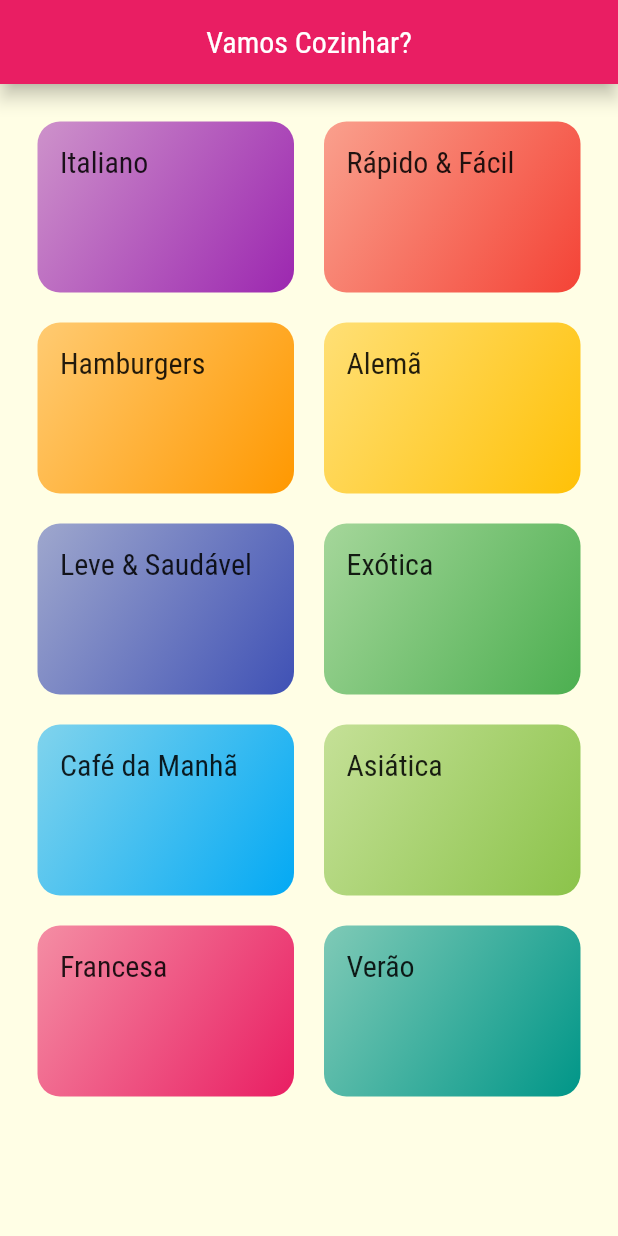
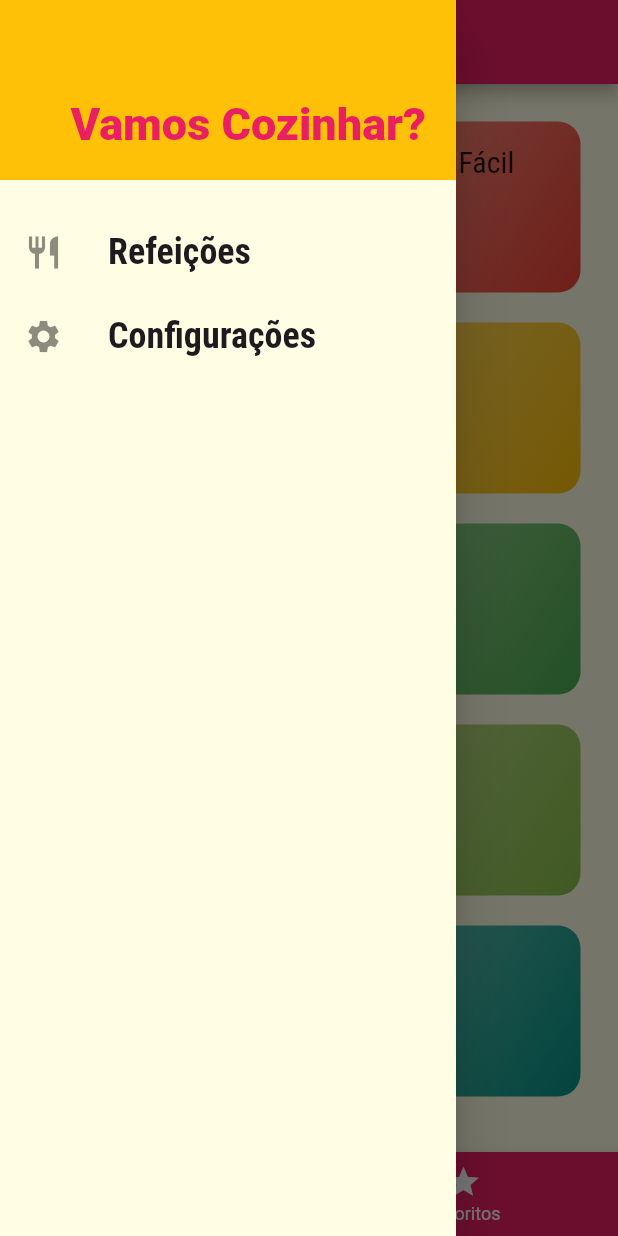
Before and after one commit to franklinrosa/Vamos_Cozinhar, a Flutter app: the screen it shows after launch, with the side drawer open (before the commit the screen has no drawer), on a phone screen of 412 x 824 dp. Run offline on Flutter 3.47's test engine with Material 3 defaults, Android fonts, the phone set to English and light mode, and no system bars.

Commit message:
1 14/05/24

```diff
--- /dev/null
+++ b/lib/components/main_drawer.dart
@@ -0,0 +1,64 @@
+import 'package:flutter/material.dart';
+import 'package:meals/utils/app_routes.dart';
+
+class MainDrawer extends StatelessWidget {
+  const MainDrawer({super.key});
+
+  Widget _createItem(IconData icon, String label, Function() onTap) {
+    return ListTile(
+      leading: Icon(
+        icon,
+        size: 26,
+      ),
+      title: Text(
+        label,
+        style: const TextStyle(
+          fontFamily: 'RobotoCondensed',
+          fontSize: 24,
+          fontWeight: FontWeight.bold,
+        ),
+      ),
+      onTap: onTap,
+    );
+  }
+
+  @override
+  Widget build(BuildContext context) {
+    return Drawer(
+      child: Column(
+        children: [
+          Container(
+            height: 120,
+            width: double.infinity,
+            padding: const EdgeInsets.all(20),
+            color: Theme.of(context).colorScheme.secondary,
+            alignment: Alignment.bottomRight,
+            child: Text(
+              'Vamos Cozinhar?',
+              style: TextStyle(
+                fontWeight: FontWeight.w900,
+                fontSize: 30,
+                color: Theme.of(context).colorScheme.primary,
+              ),
+            ),
+          ),
+          const SizedBox(
+            height: 20,
+          ),
+          _createItem(
+            Icons.restaurant,
+            'Refeições',
+            () => Navigator.of(context).pushReplacementNamed(AppRoutes.HOME),
+          ),
+          _createItem(
+            Icons.settings,
+            'Configurações',
+            () =>
+                Navigator.of(context).pushReplacementNamed(AppRoutes.SETTINGS),
+          ),
+          //_createItem(Icons.restaurant, 'Refeições'),
+        ],
+      ),
+    );
+  }
+}
--- a/lib/main.dart
+++ b/lib/main.dart
@@ -1,21 +1,35 @@
 import 'package:flutter/material.dart';
+import 'package:meals/data/dummy_data.dart';
+import 'package:meals/models/meal.dart';
 import 'package:meals/screens/meal_detail_screen.dart';
+import 'package:meals/screens/settings_screen.dart';
+import 'package:meals/screens/tabs_screen.dart';
 import 'screens/categories_screen.dart';
 import 'screens/categories_meals_screen.dart';
 import 'utils/app_routes.dart';
 
-void main() => runApp(MyApp());
+void main() => runApp(const MyApp());
 
-// ignore: use_key_in_widget_constructors
-class MyApp extends StatelessWidget {
+class MyApp extends StatefulWidget {
+  const MyApp({super.key});
+
+  @override
+  State<MyApp> createState() => _MyAppState();
+}
+
+class _MyAppState extends State<MyApp> {
+  final List<Meal> _availableMeals = dummyMeals;
+
   @override
   Widget build(BuildContext context) {
     return MaterialApp(
       debugShowCheckedModeBanner: false,
       title: 'DeliMeals',
       theme: ThemeData(
-        primarySwatch: Colors.pink,
-        primaryColorLight: Colors.amber,
+        colorScheme: ColorScheme.fromSwatch().copyWith(
+          primary: Colors.pink,
+          secondary: Colors.amber,
+        ),
         useMaterial3: false,
         fontFamily: 'Raleway',
         canvasColor: const Color.fromRGBO(255, 254, 229, 1),
@@ -27,9 +41,11 @@ class MyApp extends StatelessWidget {
       ),
       //home: const CategoriesScreen(),
       routes: {
-        AppRoutes.HOME: (ctx) => const CategoriesScreen(),
-        AppRoutes.CATEGORIES_MEALS: (ctx) => const CategoriesMealsScreen(),
+        AppRoutes.HOME: (ctx) => const TabsScreen(),
+        AppRoutes.CATEGORIES_MEALS: (ctx) =>
+            CategoriesMealsScreen(_availableMeals),
         AppRoutes.MEAL_DETAIL: (ctx) => const MealDetailScreen(),
+        AppRoutes.SETTINGS: (ctx) => const SettingsScreen(),
       },
       onUnknownRoute: (settings) {
         return MaterialPageRoute(
--- a/lib/screens/categories_screen.dart
+++ b/lib/screens/categories_screen.dart
@@ -7,19 +7,7 @@ class CategoriesScreen extends StatelessWidget {
 
   @override
   Widget build(BuildContext context) {
-    return Scaffold(
-      appBar: AppBar(
-        centerTitle: true,
-        //backgroundColor: Color,
-        elevation: 5,
-        title: const Text(
-          'Vamos Cozinhar?',
-          style: TextStyle(
-            color: Colors.white,
-          ),
-        ),
-      ),
-      body: GridView(
+    return GridView(
       padding: const EdgeInsets.all(25),
       gridDelegate: const SliverGridDelegateWithMaxCrossAxisExtent(
         maxCrossAxisExtent: 200,
@@ -32,7 +20,6 @@ class CategoriesScreen extends StatelessWidget {
           category: cat,
         );
       }).toList(),
-      ),
     );
   }
 }
--- /dev/null
+++ b/lib/screens/tabs_screen.dart
@@ -0,0 +1,57 @@
+import 'package:flutter/material.dart';
+import 'package:meals/components/main_drawer.dart';
+import 'categories_screen.dart';
+import 'favorite_screen.dart';
+
+class TabsScreen extends StatefulWidget {
+  const TabsScreen({super.key});
+
+  @override
+  State<TabsScreen> createState() => _TabsScreenState();
+}
+
+class _TabsScreenState extends State<TabsScreen> {
+  int _selectedScreenIndex = 0;
+
+  final List<Map<String, Object>> _screens = [
+    {'title': 'Lista de Categorias', 'screen': const CategoriesScreen()},
+    {'title': 'Meus Favoritos', 'screen': const FavoriteScreen()},
+  ];
+
+  _selectScreen(int index) {
+    setState(() {
+      _selectedScreenIndex = index;
+    });
+  }
+
+  @override
+  Widget build(BuildContext context) {
+    return Scaffold(
+      appBar: AppBar(
+        centerTitle: true,
+        title: Text(
+          _screens[_selectedScreenIndex]['title'] as String,
+        ),
+      ),
+      drawer: const MainDrawer(),
+      body: _screens[_selectedScreenIndex]['screen'] as Widget,
+      bottomNavigationBar: BottomNavigationBar(
+        onTap: _selectScreen,
+        backgroundColor: Theme.of(context).colorScheme.primary,
+        unselectedItemColor: Colors.white,
+        selectedItemColor: Theme.of(context).colorScheme.secondary,
+        currentIndex: _selectedScreenIndex,
+        items: const [
+          BottomNavigationBarItem(
+            icon: Icon(Icons.category),
+            label: 'Categorias',
+          ),
+          BottomNavigationBarItem(
+            icon: Icon(Icons.star),
+            label: 'Favoritos',
+          ),
+        ],
+      ),
+    );
+  }
+}
--- a/lib/utils/app_routes.dart
+++ b/lib/utils/app_routes.dart
@@ -5,4 +5,6 @@ class AppRoutes {
   static const CATEGORIES_MEALS = '/categories-meals';
   // ignore: constant_identifier_names
   static const MEAL_DETAIL = '/meal-detail';
+  // ignore: constant_identifier_names
+  static const SETTINGS = '/settings';
 }
```
Also changed, not shown: lib/components/meal_item.dart (+11 -1 lines), lib/models/settings.dart (added, +12 -0 lines), lib/screens/categories_meals_screen.dart (+5 -3 lines), lib/screens/favorite_screen.dart (added, +12 -0 lines), lib/screens/meal_detail_screen.dart (+68 -28 lines), lib/screens/settings_screen.dart (added, +87 -0 lines), 1 other file. Lines whose indentation alone changed are shown as unchanged.
